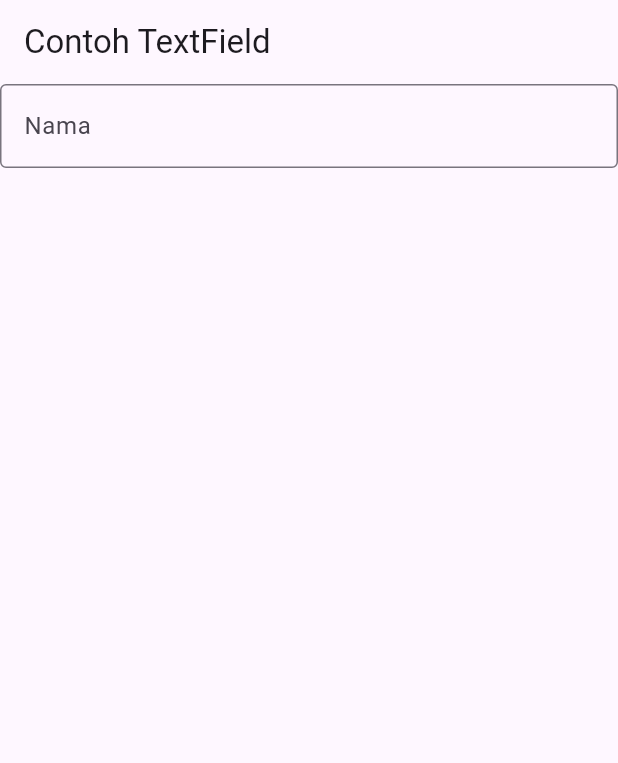
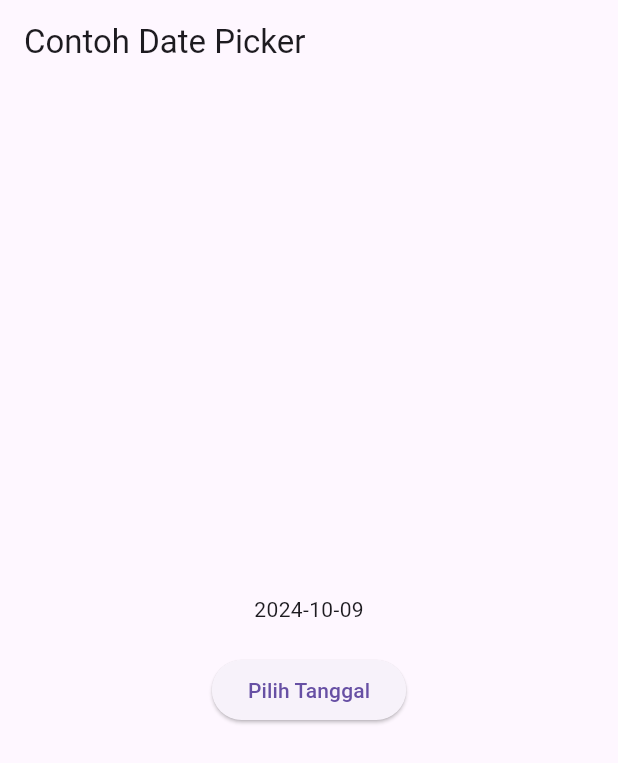
Before and after one commit to ArifPrasojo/flutter-fundamental-part1, a Flutter app: the screen it shows after launch, on a phone screen of 412 x 824 dp. Shown: the top 763 px of the screen. Run offline on Flutter 3.47's test engine with Material 3 defaults, Android fonts, the phone set to English and light mode, and no system bars.

Commit message:
Langkah 6: Date and Time Pickers

```diff
--- a/lib/main.dart
+++ b/lib/main.dart
@@ -2,29 +2,102 @@ import 'package:flutter/material.dart';
 // import 'package:hello_world/basic_widgets/text_widget.dart';
 // import 'package:hello_world/basic_widgets/image_widget.dart';
 // import 'package:flutter/cupertino.dart';
+import 'dart:async';
 
-void main() {
-  runApp(const MyApp());
-}
+void main() => runApp(const MyApp());
+
 class MyApp extends StatelessWidget {
   const MyApp({Key? key}) : super(key: key);
 
   @override
   Widget build(BuildContext context) {
-    return MaterialApp(
-      home: Scaffold(
-        appBar: AppBar(title: const Text("Contoh TextField")),
-        body: const TextField(
-          obscureText: false,
-          decoration: InputDecoration(
-            border: OutlineInputBorder(),
-            labelText: 'Nama',
-          ),
+    return const MaterialApp(
+      title: 'Contoh Date Picker',
+      home: MyHomePage(title: 'Contoh Date Picker'),
+    );
+  }
+}
+
+class MyHomePage extends StatefulWidget {
+  const MyHomePage({Key? key, required this.title}) : super(key: key);
+
+  final String title;
+
+  @override
+  _MyHomePageState createState() => _MyHomePageState();
+}
+
+class _MyHomePageState extends State<MyHomePage> {
+  // Variable/State untuk mengambil tanggal
+  DateTime selectedDate = DateTime.now();
+
+  //  Initial SelectDate FLutter
+  Future<void> _selectDate(BuildContext context) async {
+    // Initial DateTime FIinal Picked
+    final DateTime? picked = await showDatePicker(
+        context: context,
+        initialDate: selectedDate,
+        firstDate: DateTime(2015, 8),
+        lastDate: DateTime(2101));
+    if (picked != null && picked != selectedDate) {
+      setState(() {
+        selectedDate = picked;
+      });
+    }
+  }
+
+  @override
+  Widget build(BuildContext context) {
+    return Scaffold(
+      appBar: AppBar(
+        title: Text(widget.title),
+      ),
+      body: Center(
+        child: Column(
+          mainAxisSize: MainAxisSize.min,
+          children: <Widget>[
+            Text("${selectedDate.toLocal()}".split(' ')[0]),
+            const SizedBox(
+              height: 20.0,
+            ),
+            ElevatedButton(
+              onPressed: () => {
+                _selectDate(context),
+                // ignore: avoid_print
+                print(selectedDate.day + selectedDate.month + selectedDate.year)
+              },
+              child: const Text('Pilih Tanggal'),
+            ),
+          ],
         ),
       ),
     );
   }
 }
+
+//Langkah 5: Input dan Selection Widget
+// void main() {
+//   runApp(const MyApp());
+// }
+// class MyApp extends StatelessWidget {
+//   const MyApp({Key? key}) : super(key: key);
+
+//   @override
+//   Widget build(BuildContext context) {
+//     return MaterialApp(
+//       home: Scaffold(
+//         appBar: AppBar(title: const Text("Contoh TextField")),
+//         body: const TextField(
+//           obscureText: false,
+//           decoration: InputDecoration(
+//             border: OutlineInputBorder(),
+//             labelText: 'Nama',
+//           ),
+//         ),
+//       ),
+//     );
+//   }
+// }
 
 //Langkah 4: Dialog Widget
 // void main() {
```
Also changed, not shown: images/09.png (added).
